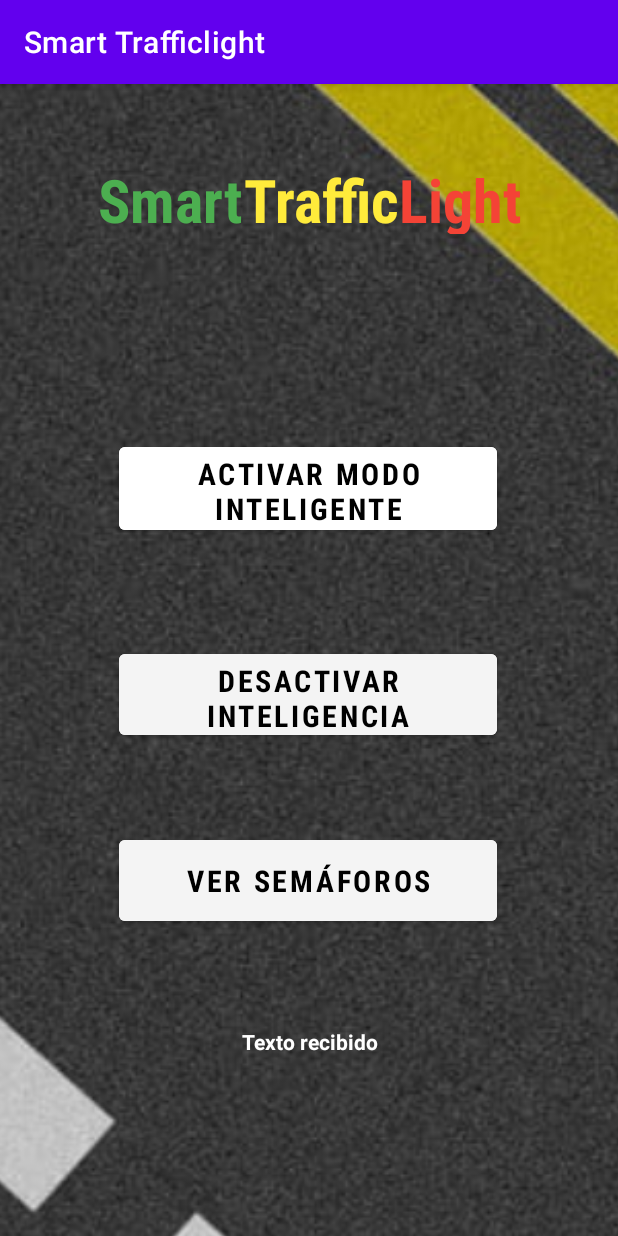
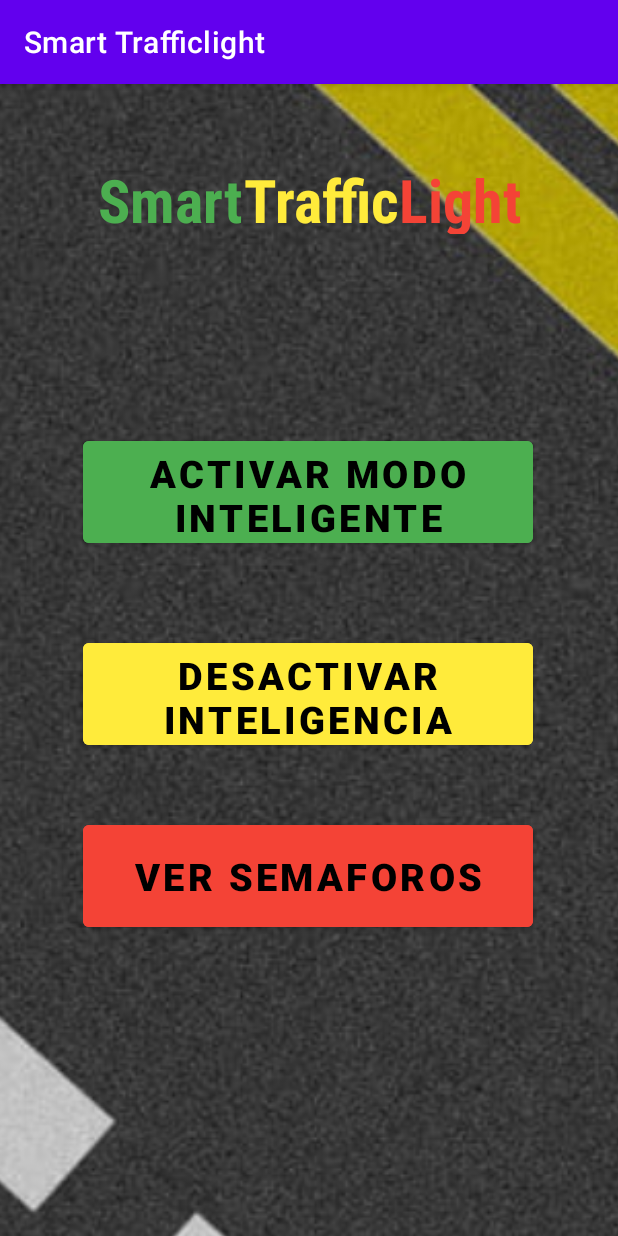
Before and after one commit to contrerasagustin/soa, an Android app: the MainActivity screen opened directly, with no data from a screen before it, on a phone screen of 412 x 824 dp. Run offline under Robolectric (Android 15) with nearby library versions, the phone set to English and light mode, and no system bars; network calls fail; 5 statements that could not run were skipped.

Commit message:
en clase

```diff
--- a/smart_trafficlight_v2/app/src/main/java/com/proyect/smart_trafficlight/LightActivity.java
+++ b/smart_trafficlight_v2/app/src/main/java/com/proyect/smart_trafficlight/LightActivity.java
@@ -63,12 +63,16 @@ public class LightActivity extends AppCompatActivity {
                        // tvtMsg.setText("VERDE");
                         statusSensorA.setText("SI");
                         statusSensorB.setText("NO");
+                        trafficLight_A.setImageResource(lights.get("V"));
+                        trafficLight_B.setImageResource(lights.get("R"));
                     }
 
                     if (MyCar == 'R') {
                         //tvtMsg.setText("ROJO");
                         statusSensorA.setText("NO");
                         statusSensorB.setText("SI");
+                        trafficLight_A.setImageResource(lights.get("R"));
+                        trafficLight_B.setImageResource(lights.get("V"));
                     }
                 }
             }
--- a/smart_trafficlight_v2/app/src/main/java/com/proyect/smart_trafficlight/MainActivity.java
+++ b/smart_trafficlight_v2/app/src/main/java/com/proyect/smart_trafficlight/MainActivity.java
@@ -10,6 +10,7 @@ import android.annotation.SuppressLint;
 import android.bluetooth.BluetoothAdapter;
 import android.bluetooth.BluetoothDevice;
 import android.bluetooth.BluetoothSocket;
+import android.content.Context;
 import android.content.Intent;
 import android.content.pm.PackageManager;
 import android.os.Bundle;
@@ -21,17 +22,21 @@ import android.widget.EditText;
 import android.widget.ImageButton;
 import android.widget.TextView;
 import android.widget.Toast;
+import android.hardware.Sensor;
+import android.hardware.SensorEvent;
+import android.hardware.SensorEventListener;
+import android.hardware.SensorManager;
 
 import java.io.IOException;
 import java.io.InputStream;
 import java.io.OutputStream;
 import java.util.UUID;
 
-public class MainActivity extends AppCompatActivity {
+public class MainActivity extends AppCompatActivity implements SensorEventListener{
 
     EditText edtTextOut;
     ImageButton btnSend,btnSendDefault;
-    Button btnDisconnect,enableSmartButton,disableSmartButton,viewSemaphores,backMenu;
+    Button btnDisconnect,enableSmartButton,disableSmartButton,viewSemaphores,backMenu,btnCancel;
     TextView tvtMsg;
     private StringBuilder recDataString = new StringBuilder();
 
@@ -46,13 +51,23 @@ public class MainActivity extends AppCompatActivity {
     private static final UUID BTMODULEUUID = UUID.fromString("00001101-0000-1000-8000-00805F9B34FB");
     // String para la direccion MAC
     private static String address = null;
+    private SensorManager sensorManager;
+    private Sensor accelerometer;
+    private float accelerationThreshold = 30.0f;
     //-------------------------------------------
 
+    private int mode;
 
-    @Override @SuppressLint("HandlerLeak")
+    public static final int ENABLE_SMART_MODE = 1;
+    public static final int DISABLE_SMART_MODE = 2;
+
+    @Override
+    @SuppressLint({"HandlerLeak", "MissingInflatedId"})
     protected void onCreate(Bundle savedInstanceState) {
         super.onCreate(savedInstanceState);
         setContentView(R.layout.activity_main);
+        sensorManager = (SensorManager) getSystemService(Context.SENSOR_SERVICE);
+        accelerometer = sensorManager.getDefaultSensor(Sensor.TYPE_ACCELEROMETER);
 
         //noinspection deprecation
         bluetoothIn = new Handler() {
@@ -80,11 +95,11 @@ public class MainActivity extends AppCompatActivity {
                         //tvtMsg.setText(readMessage);
 
                         if (dataInPrint.equals("V")) {
-                            tvtMsg.setText("VERDE");
+                            //tvtMsg.setText("VERDE");
                         }
 
                         if (dataInPrint.equals("R")) {
-                            tvtMsg.setText("ROJO");
+                            //tvtMsg.setText("ROJO");
                         }
 
 
@@ -115,10 +130,22 @@ public class MainActivity extends AppCompatActivity {
         btnSend = findViewById(R.id.btnSend);
         btnSendDefault = findViewById(R.id.btnSendDefault);
         btnDisconnect = findViewById(R.id.btnDisconnect);*/
-        tvtMsg = findViewById(R.id.tvtMsg);
+        //tvtMsg = findViewById(R.id.tvtMsg);
         enableSmartButton = findViewById(R.id.btnEnableSmartMode);
         disableSmartButton = findViewById(R.id.btnDisableSmartMode);
         viewSemaphores= findViewById(R.id.GoToLights);
+        btnCancel = findViewById(R.id.btnCancelar);
+        btnCancel.setVisibility(View.INVISIBLE);
+
+        btnCancel.setOnClickListener(new View.OnClickListener() {
+            @Override
+            public void onClick(View v) {
+                enableSmartButton.setVisibility(View.VISIBLE);
+                disableSmartButton.setVisibility(View.VISIBLE);
+                viewSemaphores.setVisibility(View.VISIBLE);
+                btnCancel.setVisibility(View.INVISIBLE);
+            }
+        });
 
         viewSemaphores.setOnClickListener(new View.OnClickListener() {
             @Override
@@ -133,7 +160,13 @@ public class MainActivity extends AppCompatActivity {
             @Override
             public void onClick(View v) {
 
-                MyConexionBT.write("S");
+                enableSmartButton.setVisibility(View.INVISIBLE);
+                disableSmartButton.setVisibility(View.INVISIBLE);
+                viewSemaphores.setVisibility(View.INVISIBLE);
+                btnCancel.setVisibility(View.VISIBLE);
+                mode=ENABLE_SMART_MODE;
+                //MyConexionBT.write("S");
+
             }
         });
 
@@ -141,7 +174,7 @@ public class MainActivity extends AppCompatActivity {
             @Override
             public void onClick(View v) {
 
-                MyConexionBT.write("N");
+                //MyConexionBT.write("N");
 
             }
         });
@@ -193,6 +226,8 @@ public class MainActivity extends AppCompatActivity {
         //Setea la direccion MAC
         BluetoothDevice device = btAdapter.getRemoteDevice(address);
 
+        sensorManager.registerListener(this, accelerometer, SensorManager.SENSOR_DELAY_NORMAL);
+
         try {
             btSocket = createBluetoothSocket(device);
         } catch (IOException e) {
@@ -228,6 +263,7 @@ public class MainActivity extends AppCompatActivity {
     @Override
     public void onPause() {
         super.onPause();
+        sensorManager.unregisterListener(this);
         try { // Cuando se sale de la aplicación esta parte permite que no se deje abierto el socket
             btSocket.close();
         } catch (IOException e2) {
@@ -259,6 +295,33 @@ public class MainActivity extends AppCompatActivity {
 
             }
         }
+    }
+
+    @Override
+    public void onSensorChanged(SensorEvent event) {
+        if (event.sensor.getType() == Sensor.TYPE_ACCELEROMETER) {
+            float x = event.values[0];
+            float y = event.values[1];
+            float z = event.values[2];
+
+            // Calcular la aceleración total
+            double acceleration = Math.sqrt(x * x + y * y + z * z);
+
+            // Comprobar si se ha detectado un shake basado en el umbral de sacudida
+            if (acceleration > accelerationThreshold) {
+                if(mode == ENABLE_SMART_MODE){
+                    MyConexionBT.write("S");
+                }
+                if(mode == DISABLE_SMART_MODE){
+                    MyConexionBT.write("N");
+                }
+            }
+        }
+    }
+
+    @Override
+    public void onAccuracyChanged(Sensor sensor, int i) {
+//nati
     }
 
     //Crea la clase que permite crear el evento de conexion
--- a/smart_trafficlight_v2/app/src/main/res/layout/activity_main.xml
+++ b/smart_trafficlight_v2/app/src/main/res/layout/activity_main.xml
@@ -73,13 +73,13 @@
 
     <Button
         android:id="@+id/btnEnableSmartMode"
-        android:layout_width="252dp"
-        android:layout_height="67dp"
-        android:backgroundTint="#FFFFFF"
-        android:fontFamily="sans-serif-condensed-medium"
+        android:layout_width="300dp"
+        android:layout_height="80dp"
+        android:backgroundTint="#4CAF50"
+        android:fontFamily="sans-serif-medium"
         android:text="Activar modo inteligente"
         android:textColor="#000000"
-        android:textSize="20dp"
+        android:textSize="25dp"
         android:textStyle="bold"
         app:layout_constraintBottom_toBottomOf="parent"
         app:layout_constraintEnd_toEndOf="parent"
@@ -90,13 +90,13 @@
 
     <Button
         android:id="@+id/btnDisableSmartMode"
-        android:layout_width="252dp"
-        android:layout_height="66dp"
-        android:backgroundTint="#F4F4F4"
-        android:fontFamily="sans-serif-condensed"
+        android:layout_width="300dp"
+        android:layout_height="80dp"
+        android:backgroundTint="#FFEB3B"
+        android:fontFamily="sans-serif-medium"
         android:text="Desactivar inteligencia"
         android:textColor="#000000"
-        android:textSize="20dp"
+        android:textSize="25dp"
         android:textStyle="bold"
         app:layout_constraintBottom_toBottomOf="parent"
         app:layout_constraintEnd_toEndOf="parent"
@@ -111,13 +111,13 @@
 
     <Button
         android:id="@+id/GoToLights"
-        android:layout_width="252dp"
-        android:layout_height="66dp"
-        android:backgroundTint="#F4F4F4"
-        android:fontFamily="sans-serif-condensed"
-        android:text="Ver semáforos"
+        android:layout_width="300dp"
+        android:layout_height="80dp"
+        android:backgroundTint="#F44336"
+        android:fontFamily="sans-serif-medium"
+        android:text="Ver semaforos"
         android:textColor="#000000"
-        android:textSize="20dp"
+        android:textSize="25dp"
         android:textStyle="bold"
         app:layout_constraintBottom_toBottomOf="parent"
         app:layout_constraintEnd_toEndOf="parent"
@@ -126,82 +126,23 @@
         app:layout_constraintTop_toTopOf="parent"
         app:layout_constraintVertical_bias="0.709" />
 
-    <TextView
-        android:id="@+id/tvtMsg"
-        android:layout_width="0dp"
-        android:layout_height="wrap_content"
-        android:layout_marginBottom="120dp"
-        android:text="Texto recibido"
-        android:textAlignment="center"
-        android:textColor="@color/white"
+
+    <Button
+        android:id="@+id/btnCancelar"
+        android:layout_width="300dp"
+        android:layout_height="80dp"
+        android:backgroundTint="#F44336"
+        android:fontFamily="sans-serif-medium"
+        android:text="Cancelar"
+        android:textColor="#000000"
+        android:textSize="25dp"
         android:textStyle="bold"
         app:layout_constraintBottom_toBottomOf="parent"
         app:layout_constraintEnd_toEndOf="parent"
-        app:layout_constraintHorizontal_bias="1.0"
-        app:layout_constraintStart_toStartOf="parent" />
-
-    <!--  Codigo de prueba
-    <Button
-        android:id="@+id/btnDisconnect"
-        android:layout_width="0dp"
-        android:layout_height="wrap_content"
-        android:text="@string/strdesc"
-        app:layout_constraintBottom_toBottomOf="parent"
-        app:layout_constraintEnd_toEndOf="parent"
+        app:layout_constraintHorizontal_bias="0.496"
         app:layout_constraintStart_toStartOf="parent"
-        tools:visibility="gone" />
+        app:layout_constraintTop_toTopOf="parent"
+        app:layout_constraintVertical_bias="0.97" />
 
 
-    <TextView
-        android:id="@+id/tvtMsg"
-        android:layout_width="0dp"
-        android:layout_height="wrap_content"
-        app:layout_constraintBottom_toTopOf="@+id/btnDisconnect"
-        app:layout_constraintEnd_toEndOf="parent"
-        app:layout_constraintHorizontal_bias="1.0"
-        app:layout_constraintStart_toStartOf="parent"
-        tools:visibility="gone" />
-
-    <EditText
-        android:id="@+id/edtTextOut"
-        android:layout_width="wrap_content"
-        android:layout_height="wrap_content"
-        android:ems="10"
-        android:inputType="textPersonName"
-        android:minHeight="48dp"
-        app:layout_constraintBottom_toBottomOf="@+id/btnSend"
-        app:layout_constraintEnd_toStartOf="@+id/btnSend"
-        app:layout_constraintStart_toStartOf="parent"
-        app:layout_constraintTop_toTopOf="@+id/btnSend"
-        tools:ignore="SpeakableTextPresentCheck"
-        tools:visibility="gone" />
-
-    <ImageButton
-        android:id="@+id/btnSend"
-        android:layout_width="70dp"
-        android:layout_height="50dp"
-        android:layout_marginTop="24dp"
-        android:layout_marginEnd="48dp"
-        app:constraint_referenced_tags="@string/strcontent"
-        app:layout_constraintEnd_toEndOf="parent"
-        app:layout_constraintTop_toTopOf="parent"
-        app:srcCompat="@drawable/ic_launcher_background"
-        tools:ignore="SpeakableTextPresentCheck,ImageContrastCheck"
-        tools:visibility="gone" />
-
-    <ImageButton
-        android:id="@+id/btnSendDefault"
-        android:layout_width="wrap_content"
-        android:layout_height="wrap_content"
-        app:constraint_referenced_tags="@string/strcontent"
-        app:layout_constraintBottom_toBottomOf="@+id/btnDisconnect"
-        app:layout_constraintEnd_toEndOf="parent"
-        app:layout_constraintHorizontal_bias="0.498"
-        app:layout_constraintStart_toStartOf="parent"
-        app:layout_constraintTop_toTopOf="parent"
-        app:srcCompat="@drawable/ic_launcher_foreground"
-        tools:ignore="SpeakableTextPresentCheck"
-        tools:visibility="gone" />
-         -->
-
 </androidx.constraintlayout.widget.ConstraintLayout>
```
